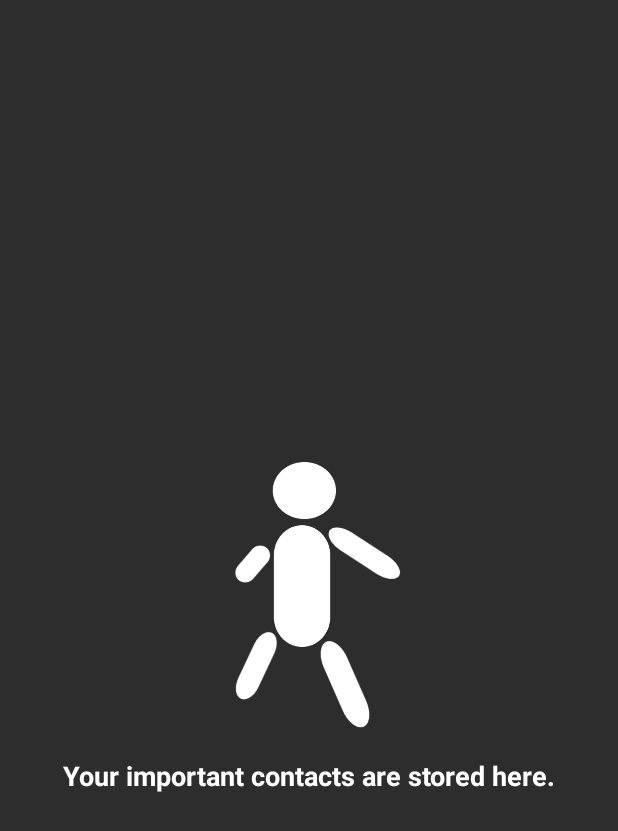
After one commit to omelchenkoaleks/ImportantContacts, an Android app: the layout activity_splash.xml on its own in the app's theme, with its tools: preview values and no code run, on a phone screen of 412 x 824 dp. The commit adds this screen. Shown: the top 831 px of the screen. Run offline under Robolectric (Android 15) with nearby library versions, the phone set to English and light mode, and no system bars.

Commit message:
Уже можно пользоваться!

```diff
--- a/app/src/main/java/com/omelchenkoaleks/importantcontacts/data/DatabaseDescription.java
+++ b/app/src/main/java/com/omelchenkoaleks/importantcontacts/data/DatabaseDescription.java
@@ -31,7 +31,7 @@ public class DatabaseDescription {
         public static final String COLUMN_STREET = "street";
         public static final String COLUMN_CITY = "city";
         public static final String COLUMN_STATE = "state";
-        public static final String COLUMN_INDEX = "index";
+        public static final String COLUMN_INDEX = "code";
         public static final String COLUMN_NOTES = "notes";
 
         // создает Uri для конкретного контакта
--- /dev/null
+++ b/app/src/main/res/anim/my_transition.xml
@@ -0,0 +1,6 @@
+<?xml version="1.0" encoding="utf-8"?>
+<alpha
+    xmlns:android="http://schemas.android.com/apk/res/android"
+    android:fromAlpha="0.0"
+    android:toAlpha="1.0"
+    android:duration="2000" />
--- /dev/null
+++ b/app/src/main/res/layout/activity_splash.xml
@@ -0,0 +1,41 @@
+<?xml version="1.0" encoding="utf-8"?>
+<RelativeLayout xmlns:android="http://schemas.android.com/apk/res/android"
+    xmlns:app="http://schemas.android.com/apk/res-auto"
+    xmlns:tools="http://schemas.android.com/tools"
+    android:id="@+id/activity_splash"
+    android:layout_width="match_parent"
+    android:layout_height="match_parent"
+    android:background="@color/colorPrimary"
+    tools:context=".SplashActivity">
+
+    <LinearLayout
+        android:layout_width="match_parent"
+        android:layout_height="match_parent"
+        android:layout_alignParentStart="true"
+        android:layout_alignParentTop="true"
+        android:layout_marginStart="0dp"
+        android:layout_marginTop="0dp"
+        android:gravity="center"
+        android:orientation="vertical">
+
+        <ImageView
+            android:id="@+id/iv_splash"
+            android:layout_width="200dp"
+            android:layout_height="200dp"
+            android:layout_gravity="center"
+            android:src="@drawable/splash" />
+
+        <TextView
+            android:id="@+id/tv_splash"
+            android:layout_width="wrap_content"
+            android:layout_height="wrap_content"
+            android:layout_gravity="center"
+            android:layout_marginTop="10dp"
+            android:text="@string/start_splash"
+            android:textColor="@color/colorWrite"
+            android:textSize="18sp"
+            android:textStyle="bold" />
+
+    </LinearLayout>
+
+</RelativeLayout>
--- a/app/src/main/res/values/colors.xml
+++ b/app/src/main/res/values/colors.xml
@@ -1,6 +1,11 @@
 <?xml version="1.0" encoding="utf-8"?>
 <resources>
-    <color name="colorPrimary">#008577</color>
-    <color name="colorPrimaryDark">#00574B</color>
+    <!--<color name="colorPrimary">#05c3f9</color>-->
+    <!--<color name="colorPrimaryDark">#0691b8</color>-->
+
+    <color name="colorPrimary">#2d2d2d</color>
+    <color name="colorPrimaryDark">#111111</color>
     <color name="colorAccent">#D81B60</color>
+
+    <color name="colorWrite">#FFFFFF</color>
 </resources>
--- a/app/src/main/res/values/strings.xml
+++ b/app/src/main/res/values/strings.xml
@@ -36,4 +36,6 @@
     <string name="invalid_delete_uri">Invalid delete Uri: </string>
     <string name="insert_failed">Insert failed:</string>
 
+    <string name="start_splash">Your important contacts are stored here.</string>
+
 </resources>
--- a/app/src/main/res/values/styles.xml
+++ b/app/src/main/res/values/styles.xml
@@ -1,7 +1,7 @@
 <resources>
 
     <!-- Base application theme. -->
-    <style name="AppTheme" parent="Theme.AppCompat.Light.DarkActionBar">
+    <style name="AppTheme" parent="Theme.AppCompat.Light.NoActionBar">
         <!-- Customize your theme here. -->
         <item name="colorPrimary">@color/colorPrimary</item>
         <item name="colorPrimaryDark">@color/colorPrimaryDark</item>
```
Also changed, not shown: app/src/main/AndroidManifest.xml (+11 -6 lines), app/src/main/java/com/omelchenkoaleks/importantcontacts/SplashActivity.java (added, +44 -0 lines), app/src/main/res/drawable/splash.png (added), app/src/main/res/mipmap-hdpi/ic_launcher.png, app/src/main/res/mipmap-mdpi/ic_launcher.png, app/src/main/res/mipmap-xhdpi/ic_launcher.png, app/src/main/res/mipmap-xxhdpi/ic_launcher.png, app/src/main/res/mipmap-xxxhdpi/ic_launcher.png, app/src/main/res/web_hi_res_512.png.
